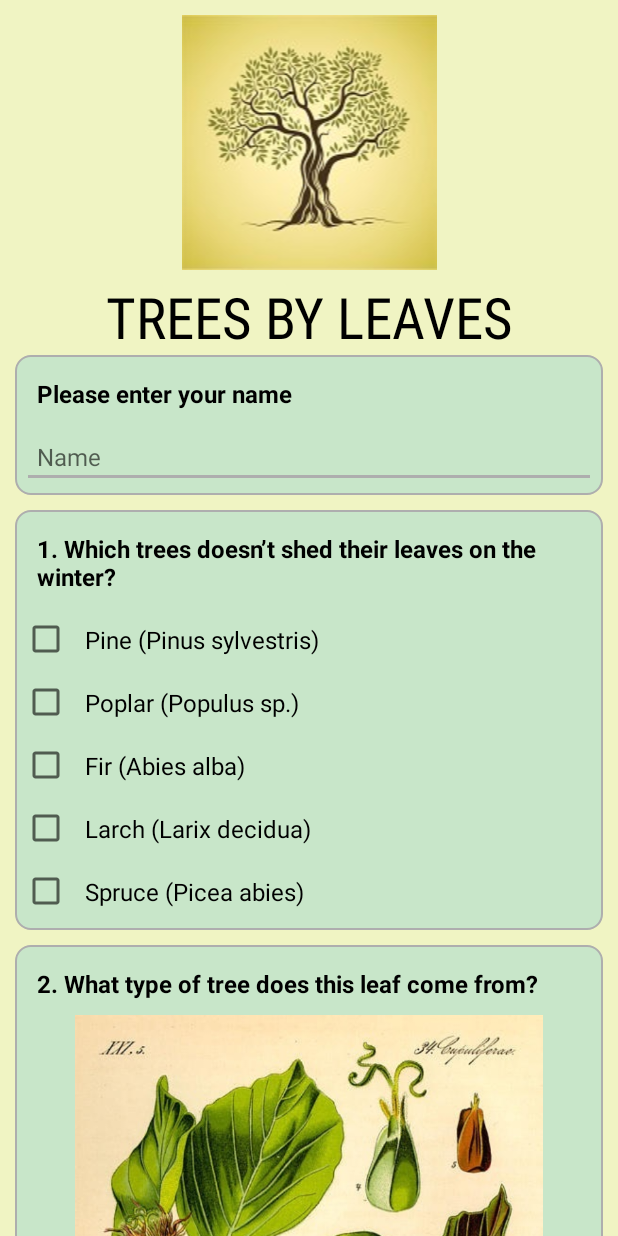
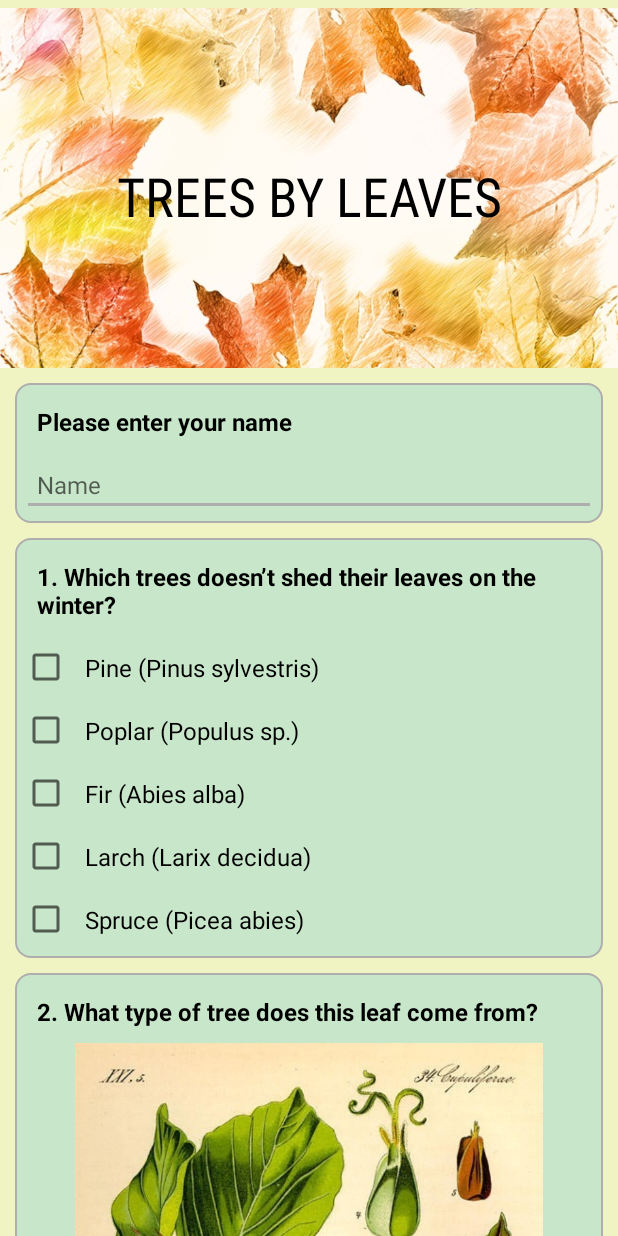
Before and after one commit to AgataUliszak/LeavesQuizApp, an Android app: the screen it shows after launch (MainActivity), on a phone screen of 412 x 824 dp. Run offline under Robolectric (Android 15) with nearby library versions, the phone set to English and light mode, and no system bars.

Commit message:
Adding showing right answers, adding more toast message, changing main image

```diff
--- a/app/src/main/res/layout/activity_main.xml
+++ b/app/src/main/res/layout/activity_main.xml
@@ -9,22 +9,27 @@
         android:background="@color/background"
         android:orientation="vertical">
 
-        <ImageView
-            android:id="@+id/tree"
+        <RelativeLayout
             android:layout_width="match_parent"
-            android:layout_height="match_parent"
-            android:layout_alignParentTop="true"
-            android:paddingTop="@dimen/padding2"
-            android:src="@drawable/title2" />
+            android:layout_height="@dimen/size_height1"
+            android:layout_marginTop="@dimen/margin1">
 
-        <TextView
-            style="@style/textTitle"
-            android:text="@string/title" />
-
+            <ImageView
+                android:id="@+id/tree"
+                android:layout_width="match_parent"
+                android:layout_height="wrap_content"
+                android:scaleType="centerCrop"
+                android:src="@drawable/tree3" />
+            <TextView
+                style="@style/textTitle"
+                android:layout_alignBottom="@id/tree"
+                android:layout_marginBottom="@dimen/margin6"
+                android:text="@string/title" />
+        </RelativeLayout>
 
         <LinearLayout
             style="@style/layout"
-            android:layout_marginTop="@dimen/margin0"
+            android:layout_marginTop="@dimen/margin2"
             android:background="@drawable/layout_style">
 
             <TextView
@@ -262,8 +267,8 @@
                 android:id="@+id/result_button"
                 style="@style/button"
                 android:layout_marginLeft="@dimen/margin4"
-                android:text="@string/result"
-                android:onClick="checkResult"/>
+                android:onClick="checkResult"
+                android:text="@string/result" />
 
             <Button
                 android:id="@+id/reset_button"
--- a/app/src/main/res/values/dimen.xml
+++ b/app/src/main/res/values/dimen.xml
@@ -2,23 +2,22 @@
 <resources>
     <!-- Text -->
     <dimen name="textSize1">16sp</dimen>
-    <dimen name="textSize2">38sp</dimen>
+    <dimen name="textSize2">36sp</dimen>
 
-    <!-- Margin and padding -->
+    <!-- Margin, padding and size-->
     <dimen name="margin0">-5dp</dimen>
     <dimen name="margin1">5dp</dimen>
     <dimen name="margin2">10dp</dimen>
     <dimen name="margin3">20dp</dimen>
     <dimen name="margin4">35dp</dimen>
     <dimen name="margin5">45dp</dimen>
-
+    <dimen name="margin6">85dp</dimen>
     <dimen name="padding1">5dp</dimen>
     <dimen name="padding2">10dp</dimen>
     <dimen name="padding3">30dp</dimen>
-
     <dimen name="size_weigh">60dp</dimen>
-    <dimen name="size_heiht">90dp</dimen>
-
+    <dimen name="size_height">90dp</dimen>
+    <dimen name="size_height1">240dp</dimen>
     <dimen name="width">1dp</dimen>
     <dimen name="radius">10dp</dimen>
 
--- a/app/src/main/res/values/strings.xml
+++ b/app/src/main/res/values/strings.xml
@@ -13,7 +13,7 @@
     <string name="q3">3. What type of tree does this leaf come from?</string>
     <string name="q4">4. What type of tree does this leaf come from?</string>
     <string name="q5">5. What type of tree does this leaf come from?</string>
-    <string name="q6">5. What type of tree does this leaf come from?</string>
+    <string name="q6">6. What type of tree does this leaf come from?</string>
 
     <string name="q1_a1">Pine (Pinus sylvestris)</string>
     <string name="q1_a2">Poplar (Populus sp.) </string>
```
Also changed, not shown: app/src/main/java/com/example/android/leavesquizzapp/MainActivity.java (+63 -42 lines), app/src/main/res/drawable/tree3.jpg (added).
